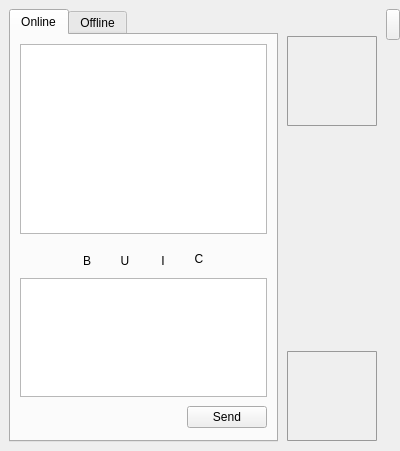
Above: src/gui/form_chatwidget.ui from vituperative/i2pchat before the change. Below: the same form after it.
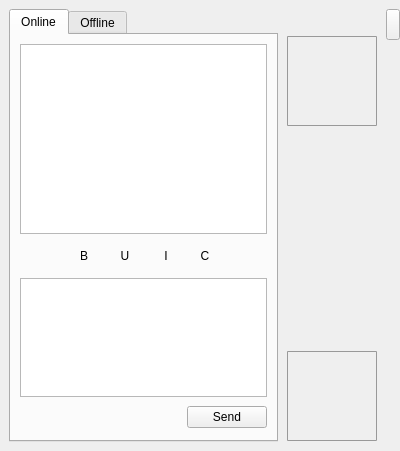
That is the form after the change. The open tabs and pages were chosen to show the change. Icons and pictures are not drawn.

Commit message: Chat widget tweaks

Patch:
```diff
--- a/src/gui/form_chatwidget.ui
+++ b/src/gui/form_chatwidget.ui
@@ -96,6 +96,18 @@
            </size>
           </property>
           <layout class="QGridLayout" name="gridLayout_2">
+           <property name="leftMargin">
+            <number>0</number>
+           </property>
+           <property name="topMargin">
+            <number>0</number>
+           </property>
+           <property name="rightMargin">
+            <number>0</number>
+           </property>
+           <property name="bottomMargin">
+            <number>0</number>
+           </property>
            <item row="0" column="0">
             <widget class="QToolButton" name="cmd_SendFile">
              <property name="minimumSize">
```
Left out of the diff: 2 changed lines with no effect on the pictures.
